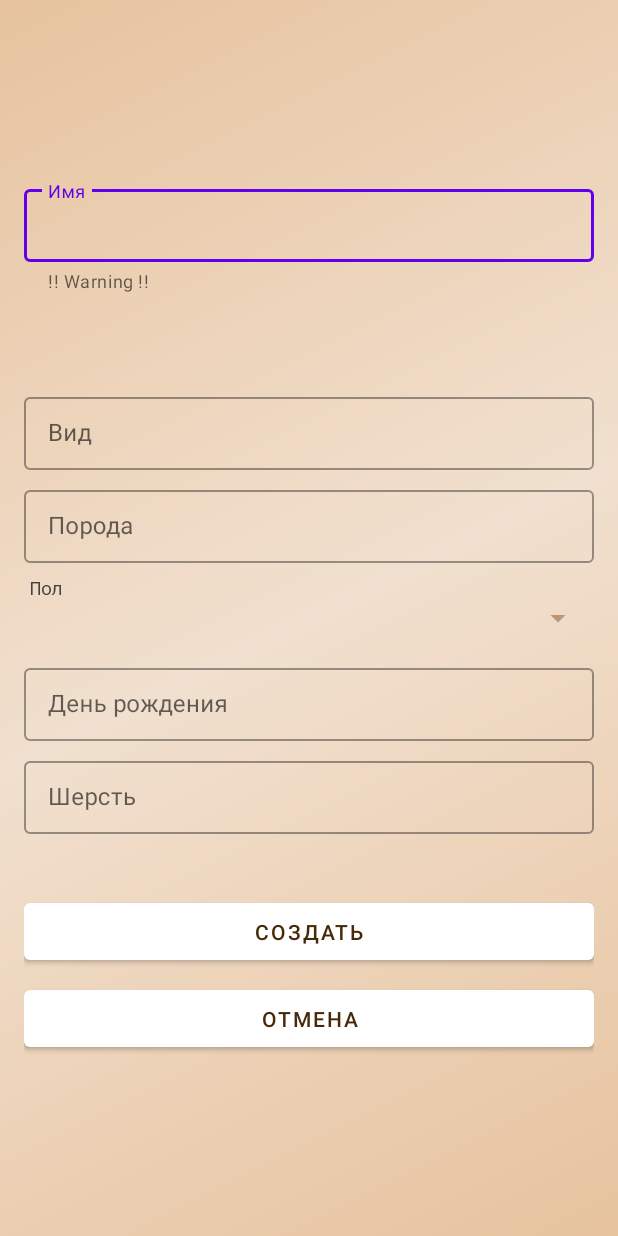
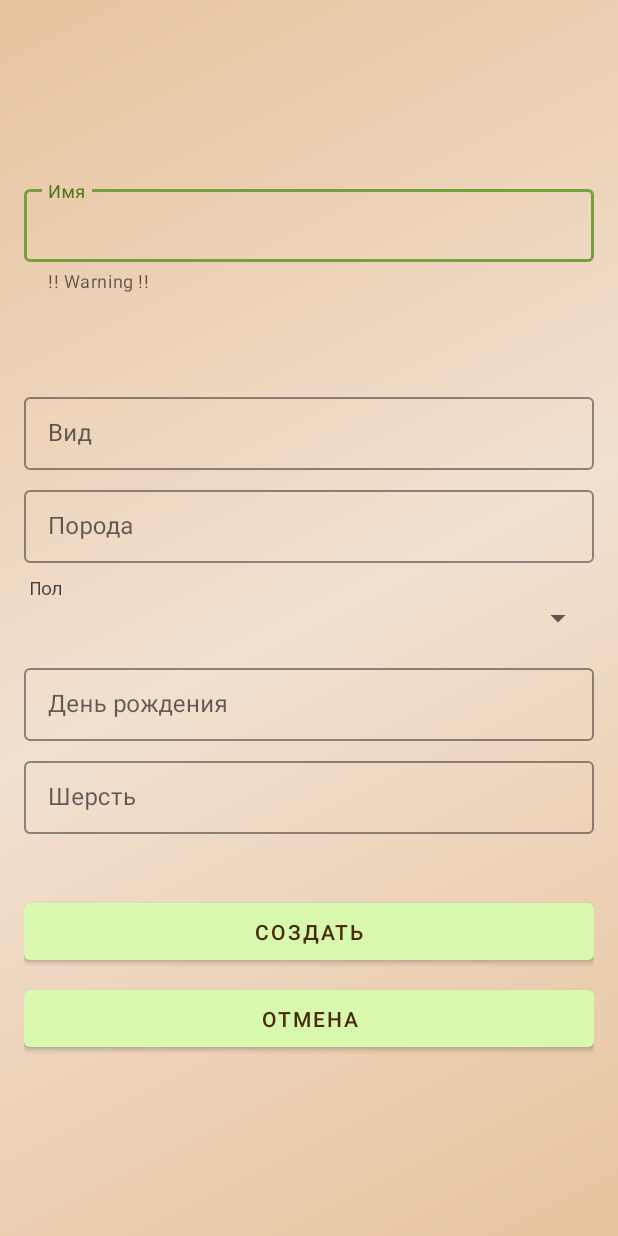
Before and after one commit to aily-hhh/Paws, an Android app: the layout fragment_new_pet.xml on its own in the app's theme, with its tools: preview values and no code run, on a phone screen of 412 x 824 dp. Run offline under Robolectric (Android 15) with nearby library versions, the phone set to English and light mode, and no system bars.

Commit message:
update
theme light, styles, color

```diff
--- a/app/src/main/java/com/hhh/paws/ui/petProfile/PetProfileFragment.kt
+++ b/app/src/main/java/com/hhh/paws/ui/petProfile/PetProfileFragment.kt
@@ -8,6 +8,7 @@ import android.view.LayoutInflater
 import android.view.View
 import android.view.ViewGroup
 import android.widget.*
+import androidx.appcompat.widget.AppCompatSpinner
 import androidx.fragment.app.Fragment
 import androidx.fragment.app.viewModels
 import androidx.navigation.Navigation
@@ -36,7 +37,7 @@ class PetProfileFragment : Fragment(), DatePickerDialog.OnDateSetListener {
     private lateinit var petBreed: TextInputEditText
     private lateinit var petBirthday: TextInputEditText
     private lateinit var petHair: TextInputEditText
-    private lateinit var spinnerSex: Spinner
+    private lateinit var spinnerSex: AppCompatSpinner
     private lateinit var buttonUpdate: Button
     private lateinit var buttonBack: Button
     private lateinit var buttonDelete: Button
--- a/app/src/main/res/layout/fragment_new_pet.xml
+++ b/app/src/main/res/layout/fragment_new_pet.xml
@@ -21,7 +21,7 @@
             android:padding="16dp">
 
             <com.google.android.material.textfield.TextInputLayout
-                style="@style/Widget.MaterialComponents.TextInputLayout.OutlinedBox.Dense"
+                style="@style/TextInput"
                 android:layout_width="match_parent"
                 android:layout_height="wrap_content"
                 app:helperText="!! Warning !!"
@@ -36,7 +36,7 @@
             </com.google.android.material.textfield.TextInputLayout>
 
             <com.google.android.material.textfield.TextInputLayout
-                style="@style/Widget.MaterialComponents.TextInputLayout.OutlinedBox.Dense"
+                style="@style/TextInput"
                 android:layout_width="match_parent"
                 android:layout_height="wrap_content"
                 android:layout_marginBottom="8dp"
@@ -49,7 +49,7 @@
             </com.google.android.material.textfield.TextInputLayout>
 
             <com.google.android.material.textfield.TextInputLayout
-                style="@style/Widget.MaterialComponents.TextInputLayout.OutlinedBox.Dense"
+                style="@style/TextInput"
                 android:layout_width="match_parent"
                 android:layout_height="wrap_content"
                 android:layout_marginBottom="8dp"
@@ -78,7 +78,7 @@
                 android:layout_marginBottom="16dp" />
 
             <com.google.android.material.textfield.TextInputLayout
-                style="@style/Widget.MaterialComponents.TextInputLayout.OutlinedBox.Dense"
+                style="@style/TextInput"
                 android:layout_width="match_parent"
                 android:layout_height="wrap_content"
                 android:layout_marginBottom="8dp"
@@ -91,7 +91,7 @@
             </com.google.android.material.textfield.TextInputLayout>
 
             <com.google.android.material.textfield.TextInputLayout
-                style="@style/Widget.MaterialComponents.TextInputLayout.OutlinedBox.Dense"
+                style="@style/TextInput"
                 android:layout_width="match_parent"
                 android:layout_height="wrap_content"
                 android:layout_marginBottom="8dp"
--- a/app/src/main/res/values/styles.xml
+++ b/app/src/main/res/values/styles.xml
@@ -1,12 +1,23 @@
 <resources>
     <style name="MyButton" parent="ThemeOverlay.Material3.Button">
-        <item name="backgroundTint">@color/white</item>
+        <item name="backgroundTint">@color/lightGreen</item>
         <item name="android:textColor">@color/darkBrown</item>
         <item name="elevation">30dp</item>
     </style>
 
     <style name="MyAlertDialog" parent="Theme.MaterialComponents.DayNight.Dialog.Alert">
-        <item name="android:background">@color/secondaryLightBeige</item>
-        <item name="android:textColor">@color/darkBrown</item>
+        <item name="android:background">@color/lightGreen</item>
+        <item name="android:textColor">@color/darkBeige</item>
+    </style>
+
+    <style name="TextInput" parent="Widget.MaterialComponents.TextInputLayout.OutlinedBox.Dense">
+        <item name="boxStrokeColor">@color/green</item>
+        <item name="hintTextColor">@color/darkGreen</item>
+        <item name="endIconTint">@color/green</item>
+        <item name="startIconTint">@color/green</item>
+    </style>
+
+    <style name="MyDatePicker" parent="@android:style/Widget.Material.Light.DatePicker">
+        <item name="backgroundColor">@color/lightBeige</item>
     </style>
 </resources>
--- a/app/src/main/res/values/themes.xml
+++ b/app/src/main/res/values/themes.xml
@@ -1,28 +1,20 @@
 <resources xmlns:tools="http://schemas.android.com/tools">
     <!-- Base application theme. -->
     <style name="Theme.Paws" parent="Theme.MaterialComponents.DayNight.NoActionBar">
+        <item name="colorPrimary">@color/darkGreen</item>
         <item name="colorPrimaryVariant">@color/primaryVariant</item>
         <item name="colorOnPrimary">@color/white</item>
         <item name="colorSecondary">@color/darkBrown</item>
         <item name="colorSecondaryVariant">@color/secondaryPrimary</item>
-        <item name="colorOnSecondary">@color/lightBeige</item>
+        <item name="colorOnSecondary">@color/lightGreen</item>
         <item name="android:statusBarColor">?attr/colorPrimaryVariant</item>
         <item name="buttonStyle">@style/MyButton</item>
         <item name="android:windowBackground">@drawable/background_light</item>
         <item name="android:alertDialogStyle">@style/MyAlertDialog</item>
         <item name="android:alertDialogTheme">@style/MyAlertDialog</item>
         <item name="alertDialogTheme">@style/MyAlertDialog</item>
-        <item name="android:textColorPrimary">@color/lightBeige</item>
+        <item name="android:textColorPrimary">@color/lightGreen</item>
         <item name="android:textColor">@color/darkBrown</item>
         <item name="android:editTextColor">@color/darkBrown</item>
-        <item name="android:textColorSecondary">@color/darkBeige</item>
-        <item name="android:textColorTertiary">@color/darkBeige</item>
-        <item name="android:textColorPrimaryInverse">@color/darkBeige</item>
-        <item name="android:textColorSecondaryInverse">@color/darkBeige</item>
-        <item name="android:textColorTertiaryInverse">@color/darkBeige</item>
-        <item name="editTextColor">@color/darkBrown</item>
-        <item name="colorOutline">@color/secondaryPrimary</item>
-        <item name="android:colorAccent">@color/darkBrown</item>
-        <item name="android:datePickerDialogTheme">@style/Theme.AppCompat.Dialog.Alert</item>
     </style>
 </resources>
```
Also changed, not shown: app/src/main/res/layout/fragment_pet_profile_scrolling.xml (+5 -5 lines), app/src/main/res/values/colors.xml (+3 -11 lines).
